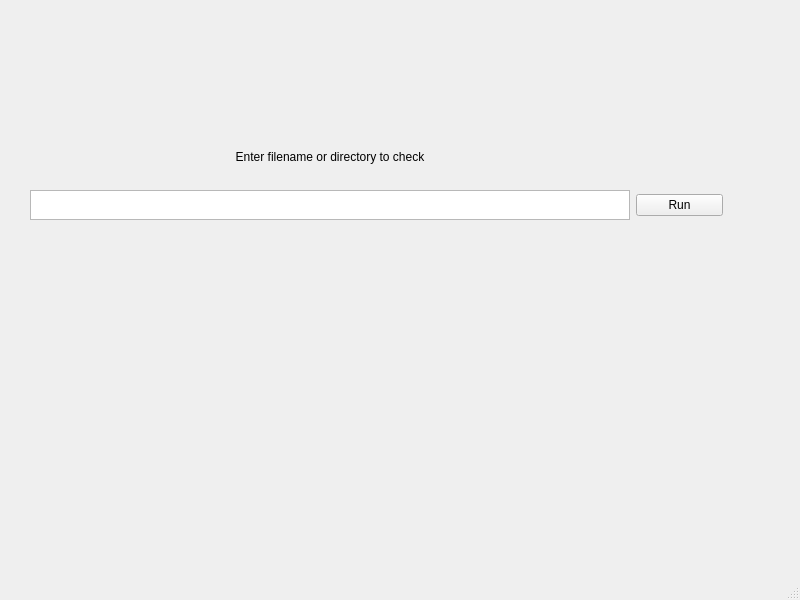
Above: SeniorProject2025GUI/mainwindow.ui from SSpectre4x/Senior_Project_2025 before the change. Below: the same form after it.
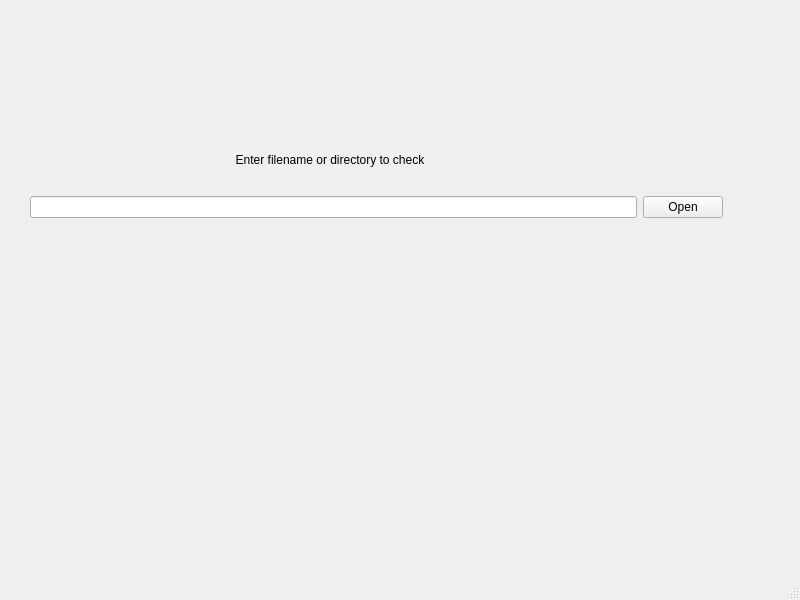
That is the form after the change.

```diff
--- a/SeniorProject2025GUI/mainwindow.ui
+++ b/SeniorProject2025GUI/mainwindow.ui
@@ -14,7 +14,7 @@
    <string>ARM Error Checker</string>
   </property>
   <widget class="QWidget" name="centralwidget">
-   <widget class="QWidget" name="">
+   <widget class="QWidget" name="layoutWidget">
     <property name="geometry">
      <rect>
       <x>30</x>
@@ -51,31 +51,12 @@
        <item>
         <layout class="QHBoxLayout" name="horizontalLayout">
          <item>
-          <widget class="QTextEdit" name="textEdit">
-           <property name="sizePolicy">
-            <sizepolicy hsizetype="Expanding" vsizetype="Fixed">
-             <horstretch>0</horstretch>
-             <verstretch>0</verstretch>
-            </sizepolicy>
-           </property>
-           <property name="minimumSize">
-            <size>
-             <width>600</width>
-             <height>0</height>
-            </size>
-           </property>
-           <property name="maximumSize">
-            <size>
-             <width>600</width>
-             <height>30</height>
-            </size>
-           </property>
-          </widget>
+          <widget class="QLineEdit" name="lineEdit"/>
          </item>
          <item>
           <widget class="QPushButton" name="pushButton">
            <property name="text">
-            <string>Run</string>
+            <string>Open</string>
            </property>
           </widget>
          </item>
```
